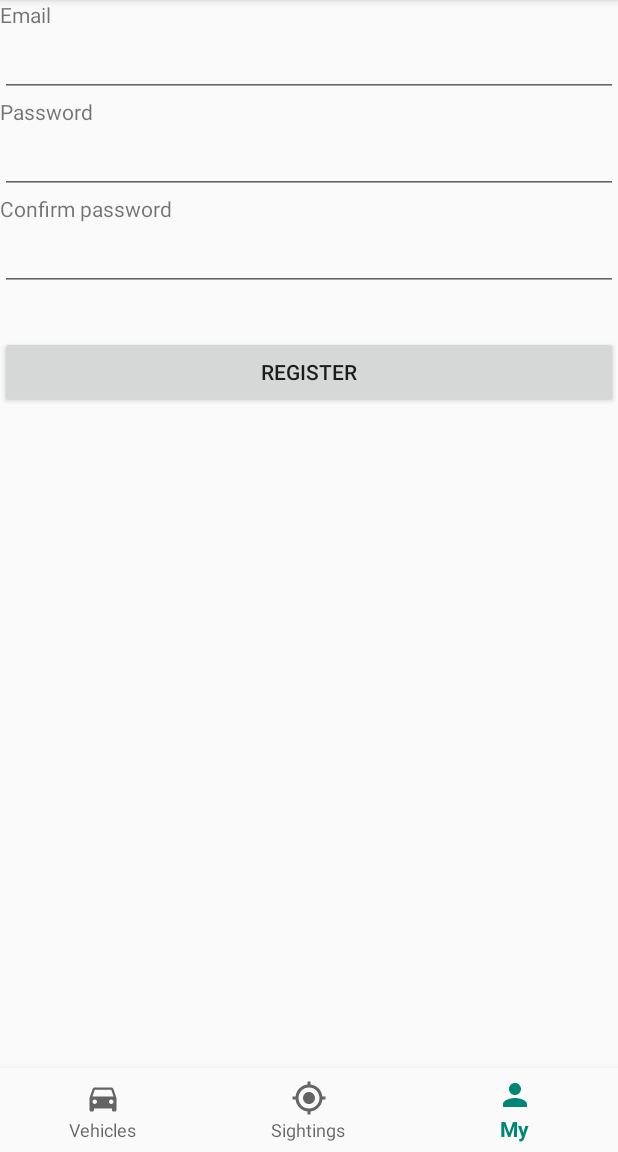
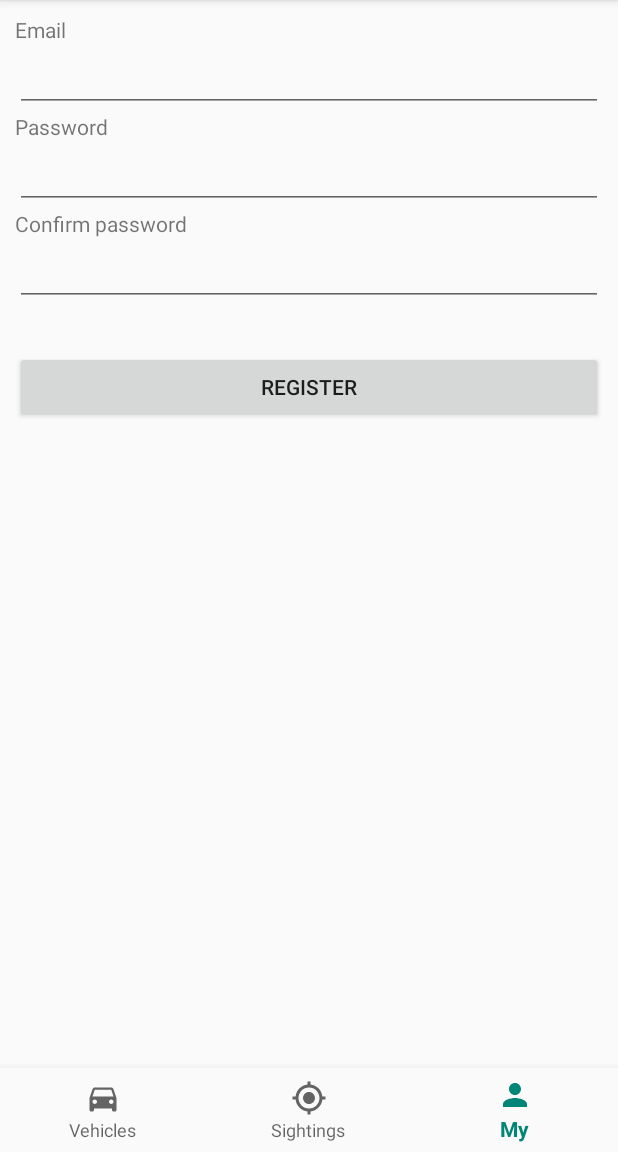
Before and after one commit to roystijsiger/missing-cars-app, an Android app: the screen it shows after launch (MainActivity), item 3 of the bottom bar chosen, on a phone screen of 412 x 824 dp, the part 84-1236 px from its top. Run offline under Robolectric (Android 15) with nearby library versions, the phone set to English and light mode, and no system bars; network calls fail.

Commit message:
Added Login and Register fragments and added navigation between them.

```diff
--- a/app/src/main/java/com/wherismyvehicle/whereismyvehicle/Views/LoginFragment.java
+++ b/app/src/main/java/com/wherismyvehicle/whereismyvehicle/Views/LoginFragment.java
@@ -11,7 +11,7 @@ import android.widget.Button;
 
 public class LoginFragment extends Fragment {
 
-
+    private Runnable onLoggedIn;
     private View fragmentView;
 
     public LoginFragment() {
@@ -25,16 +25,18 @@ public class LoginFragment extends Fragment {
         // Inflate the layout for this fragment
         fragmentView = inflater.inflate(R.layout.fragment_login, container, false);
 
-
         Button loginButton = fragmentView.findViewById(R.id.btn_login);
         loginButton.setOnClickListener(new View.OnClickListener(){
             @Override
             public void onClick(View v) {
-
+                onLoggedIn.run();
             }
         });
 
         return fragmentView;
     }
 
+    public void onLoggedIn(Runnable runnable) {
+        onLoggedIn = runnable;
+    }
 }
--- a/app/src/main/java/com/wherismyvehicle/whereismyvehicle/Views/MainActivity.java
+++ b/app/src/main/java/com/wherismyvehicle/whereismyvehicle/Views/MainActivity.java
@@ -10,36 +10,81 @@ import android.view.MenuItem;
 
 public class MainActivity extends AppCompatActivity {
 
+    private VehiclesFragment vehiclesFragment;
+    private SightingsFragment sightingsFragment;
+    private LoginFragment loginFragment;
+    private RegisterFragment registerFragment;
+    private ProfileFragment profileFragment;
+
+
     @Override
     protected void onCreate(Bundle savedInstanceState) {
         super.onCreate(savedInstanceState);
         setContentView(R.layout.activity_main);
 
-        replaceFragment(new VehiclesFragment());
+        vehiclesFragment = new VehiclesFragment();
+        sightingsFragment = new SightingsFragment();
+        loginFragment = createLoginFragment();
+        registerFragment = createRegisterFragment();
+        profileFragment = createProfileFragment();
+
+        replaceFragment(vehiclesFragment);
         BottomNavigationView bottomNav = findViewById(R.id.bottom_navigation);
-        bottomNav.setOnNavigationItemSelectedListener(navListener);
 
-    }
-
-    private BottomNavigationView.OnNavigationItemSelectedListener navListener = new BottomNavigationView.OnNavigationItemSelectedListener(){
+        bottomNav.setOnNavigationItemSelectedListener(new BottomNavigationView.OnNavigationItemSelectedListener(){
             @Override
             public boolean onNavigationItemSelected(@NonNull MenuItem item) {
 
                 switch(item.getItemId()){
                     case R.id.nav_profile:
-                replaceFragment(new RegisterFragment());
+                        // TODO: Check auth first
+                        replaceFragment(registerFragment);
                         break;
                     case R.id.nav_sightings:
-                replaceFragment(new SightingsFragment());
+                        replaceFragment(sightingsFragment);
                         break;
                     case R.id.nav_vehicles:
-                replaceFragment(new VehiclesFragment());
+                        replaceFragment(vehiclesFragment);
                         break;
                 }
 
                 return true;
             }
-    };
+        });
+    }
+
+    private ProfileFragment createProfileFragment() {
+        ProfileFragment fragment = new ProfileFragment();
+        fragment.onLoggedOut(new Runnable(){
+            @Override
+            public void run() {
+                replaceFragment(loginFragment);
+            }
+        });
+        return fragment;
+    }
+
+    private RegisterFragment createRegisterFragment() {
+        RegisterFragment fragment = new RegisterFragment();
+        fragment.onRegistered(new Runnable(){
+            @Override
+            public void run() {
+                replaceFragment(loginFragment);
+            }
+        });
+        return fragment;
+    }
+
+    private LoginFragment createLoginFragment() {
+        LoginFragment fragment = new LoginFragment();
+        fragment.onLoggedIn(new Runnable(){
+            @Override
+            public void run() {
+                replaceFragment(profileFragment);
+            }
+        });
+        return fragment;
+    }
 
     private void replaceFragment(Fragment fragment){
         getSupportFragmentManager()
--- a/app/src/main/java/com/wherismyvehicle/whereismyvehicle/Views/ProfileFragment.java
+++ b/app/src/main/java/com/wherismyvehicle/whereismyvehicle/Views/ProfileFragment.java
@@ -7,12 +7,14 @@ import android.support.v4.app.Fragment;
 import android.view.LayoutInflater;
 import android.view.View;
 import android.view.ViewGroup;
+import android.widget.Button;
 
 import com.wherismyvehicle.whereismyvehicle.Presenters.ProfileFragmentPresenter;
 
 public class ProfileFragment extends Fragment implements ProfileFragmentPresenter.View {
 
     private ProfileFragmentPresenter presenter;
+    private Runnable onLoggedOut;
 
     @Override
     public void onCreate(@Nullable Bundle savedInstanceState) {
@@ -24,6 +26,20 @@ public class ProfileFragment extends Fragment implements ProfileFragmentPresente
     @Nullable
     @Override
     public View onCreateView(@NonNull LayoutInflater inflater, @Nullable ViewGroup container, @Nullable Bundle savedInstanceState) {
-        return inflater.inflate(R.layout.fragment_profile, container, false);
+        View view =  inflater.inflate(R.layout.fragment_profile, container, false);
+
+        Button logoutButton = view.findViewById(R.id.btn_logout);
+        logoutButton.setOnClickListener(new View.OnClickListener() {
+            @Override
+            public void onClick(View v) {
+                onLoggedOut.run();
+            }
+        });
+
+        return view;
+    }
+
+    public void onLoggedOut(Runnable runnable) {
+        onLoggedOut = runnable;
     }
 }
--- a/app/src/main/java/com/wherismyvehicle/whereismyvehicle/Views/RegisterFragment.java
+++ b/app/src/main/java/com/wherismyvehicle/whereismyvehicle/Views/RegisterFragment.java
@@ -6,9 +6,12 @@ import android.support.v4.app.Fragment;
 import android.view.LayoutInflater;
 import android.view.View;
 import android.view.ViewGroup;
+import android.widget.Button;
 
 
 public class RegisterFragment extends Fragment {
+    private Runnable onRegistered;
+
     public RegisterFragment() {
     }
 
@@ -16,7 +19,20 @@ public class RegisterFragment extends Fragment {
     public View onCreateView(LayoutInflater inflater, ViewGroup container,
                              Bundle savedInstanceState) {
         // Inflate the layout for this fragment
-        return inflater.inflate(R.layout.fragment_register, container, false);
+        View view = inflater.inflate(R.layout.fragment_register, container, false);
+
+        Button registerButton = view.findViewById(R.id.btn_register);
+        registerButton.setOnClickListener(new View.OnClickListener(){
+            @Override
+            public void onClick(View v) {
+                onRegistered.run();
+            }
+        });
+
+        return view;
     }
 
+    public void onRegistered(Runnable runnable) {
+        onRegistered = runnable;
+    }
 }
--- a/app/src/main/res/layout/fragment_login.xml
+++ b/app/src/main/res/layout/fragment_login.xml
@@ -3,7 +3,8 @@
     xmlns:tools="http://schemas.android.com/tools"
     android:layout_width="match_parent"
     android:layout_height="match_parent"
-    tools:context=".LoginFragment">
+    tools:context=".LoginFragment"
+    android:layout_margin="10dp">
 
     <TextView
         android:id="@+id/lbl_email"
@@ -36,6 +37,6 @@
         android:layout_height="wrap_content"
         android:layout_below="@id/txt_password"
         android:layout_marginTop="30dp"
-        android:text="Register" />
+        android:text="Login" />
 
 </RelativeLayout>
--- a/app/src/main/res/layout/fragment_register.xml
+++ b/app/src/main/res/layout/fragment_register.xml
@@ -3,7 +3,8 @@
     xmlns:tools="http://schemas.android.com/tools"
     android:layout_width="match_parent"
     android:layout_height="match_parent"
-    tools:context=".RegisterFragment">
+    tools:context=".RegisterFragment"
+    android:layout_margin="10dp">
 
     <TextView
         android:id="@+id/lbl_email"
```
Also changed, not shown: app/src/main/res/layout/fragment_profile.xml (+12 -3 lines). Lines whose indentation alone changed are shown as unchanged.
